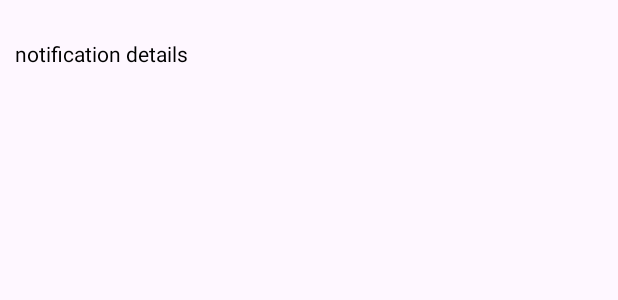
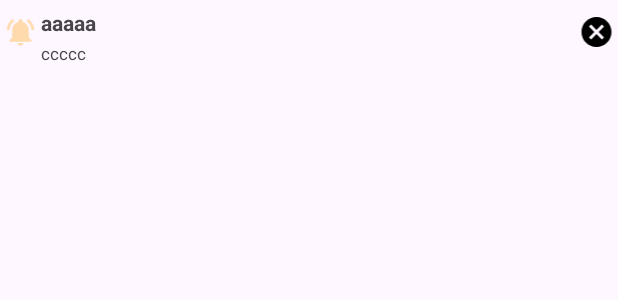
Before and after one commit to rezaulkhan111/Offline-Notification, an Android app: the layout alarm_notification_view.xml on its own in the app's theme, with its tools: preview values and no code run, on a phone screen of 412 x 824 dp. Shown: the top 300 px of the screen. Run offline under Robolectric (Android 15) with nearby library versions, the phone set to English and light mode, and no system bars.

Commit message:
notification complete

```diff
--- a/app/src/main/java/com/example/offline_notification/NotificationControl.kt
+++ b/app/src/main/java/com/example/offline_notification/NotificationControl.kt
@@ -54,12 +54,13 @@ object NotificationControl {
         val packageName = context.packageName
         val intent: Intent = pmAppManager.getLaunchIntentForPackage(packageName)!!
 
+
         return NotificationCompat.Builder(context, NOTIFICATION_CHANNEL_ID)
             .apply {
-                setSmallIcon(R.drawable.ic_launcher_foreground)
+                setSmallIcon(R.drawable.ic_notifi_icon)
                 setContentTitle(context.resources.getString(R.string.app_name))
                 setCustomContentView(generateCustomNotification(context, packageName))
-                setContentText("Notification Message")
+                setContentText("Notification Message Full name araf high")
                 setOngoing(false)
                 priority = NotificationCompat.PRIORITY_DEFAULT
                 setAutoCancel(true)
@@ -69,7 +70,7 @@ object NotificationControl {
                         context,
                         0,
                         intent,
-                        PendingIntent.FLAG_IMMUTABLE
+                        PendingIntent.FLAG_CANCEL_CURRENT or PendingIntent.FLAG_IMMUTABLE
                     )
                 )
             }
@@ -85,7 +86,7 @@ object NotificationControl {
         )
         notificationLayout.setTextViewText(
             R.id.tv_notification_message,
-            "message"
+            "Notification Message Full name araf high"
         )
         notificationLayout.setImageViewResource(
             R.id.iv_notification_dismiss,
--- /dev/null
+++ b/app/src/main/res/drawable-anydpi-v24/ic_notifi_icon.xml
@@ -0,0 +1,16 @@
+<vector xmlns:android="http://schemas.android.com/apk/res/android"
+    android:width="24dp"
+    android:height="24dp"
+    android:tint="#FEDAAC"
+    android:viewportWidth="24"
+    android:viewportHeight="24">
+    <group
+        android:scaleX="0.92"
+        android:scaleY="0.92"
+        android:translateX="0.96"
+        android:translateY="0.96">
+        <path
+            android:fillColor="@android:color/white"
+            android:pathData="M7.58,4.08L6.15,2.65C3.75,4.48 2.17,7.3 2.03,10.5h2c0.15,-2.65 1.51,-4.97 3.55,-6.42zM19.97,10.5h2c-0.15,-3.2 -1.73,-6.02 -4.12,-7.85l-1.42,1.43c2.02,1.45 3.39,3.77 3.54,6.42zM18,11c0,-3.07 -1.64,-5.64 -4.5,-6.32L13.5,4c0,-0.83 -0.67,-1.5 -1.5,-1.5s-1.5,0.67 -1.5,1.5v0.68C7.63,5.36 6,7.92 6,11v5l-2,2v1h16v-1l-2,-2v-5zM12,22c0.14,0 0.27,-0.01 0.4,-0.04 0.65,-0.14 1.18,-0.58 1.44,-1.18 0.1,-0.24 0.15,-0.5 0.15,-0.78h-4c0.01,1.1 0.9,2 2.01,2z" />
+    </group>
+</vector>
--- a/app/src/main/res/layout/alarm_notification_view.xml
+++ b/app/src/main/res/layout/alarm_notification_view.xml
@@ -1,66 +1,47 @@
 <?xml version="1.0" encoding="utf-8"?>
 <LinearLayout xmlns:android="http://schemas.android.com/apk/res/android"
-    xmlns:tools="http://schemas.android.com/tools"
-    android:layout_width="match_parent"
-    android:layout_height="wrap_content">
-
-    <LinearLayout
     android:layout_width="match_parent"
     android:layout_height="wrap_content"
+    android:gravity="center"
     android:orientation="horizontal"
     android:weightSum="3">
+
+    <ImageView
+        android:id="@+id/iv_notification_icon"
+        android:layout_width="0dp"
+        android:layout_height="wrap_content"
+        android:layout_weight="0.20"
+        android:contentDescription="@string/app_name"
+        android:src="@drawable/ic_notifi_icon" />
 
     <LinearLayout
         android:layout_width="0dp"
         android:layout_height="wrap_content"
-            android:layout_weight="2.50"
+        android:layout_weight="2.60"
         android:orientation="vertical">
-
-            <LinearLayout
-                android:layout_width="wrap_content"
-                android:layout_height="wrap_content"
-                android:layout_gravity="start"
-                android:layout_marginStart="10dp"
-                android:layout_marginTop="10dp"
-                android:orientation="horizontal">
-
-                <ImageView
-                    android:id="@+id/iv_notification_icon"
-                    android:layout_width="wrap_content"
-                    android:layout_height="wrap_content"
-                    android:contentDescription="@string/app_name" />
 
         <TextView
             android:id="@+id/tv_notification_title"
             android:layout_width="wrap_content"
-                    android:layout_height="match_parent"
-                    android:layout_marginStart="5dp"
-                    android:textSize="16sp" />
-            </LinearLayout>
+            android:layout_height="wrap_content"
+            android:paddingTop="5dp"
+            android:paddingBottom="3dp"
+            android:text="aaaaa"
+            android:textSize="14sp"
+            android:textStyle="bold" />
 
         <TextView
             android:id="@+id/tv_notification_message"
             android:layout_width="wrap_content"
             android:layout_height="wrap_content"
-                android:layout_marginStart="10dp"
-                android:layout_marginTop="16dp"
-                android:layout_marginBottom="20dp"
-                android:text="notification details"
-                android:textColor="@color/black" />
+            android:text="ccccc"
+            android:textSize="11sp" />
     </LinearLayout>
-
-        <LinearLayout
-            android:id="@+id/ll_notification_dismiss"
-            android:layout_width="0dp"
-            android:layout_height="match_parent"
-            android:layout_weight="0.50"
-            android:gravity="center"
-            android:orientation="vertical">
 
     <ImageView
         android:id="@+id/iv_notification_dismiss"
-                android:layout_width="wrap_content"
-                android:layout_height="wrap_content" />
+        android:layout_width="0dp"
+        android:layout_height="wrap_content"
+        android:layout_weight="0.20"
+        android:src="@drawable/ic_baseline_cancel_24" />
 </LinearLayout>
-    </LinearLayout>
-</LinearLayout>
```
Also changed, not shown: app/src/main/res/drawable-hdpi/ic_notifi_icon.png (added), app/src/main/res/drawable-mdpi/ic_notifi_icon.png (added), app/src/main/res/drawable-xhdpi/ic_notifi_icon.png (added), app/src/main/res/drawable-xxhdpi/ic_notifi_icon.png (added). Lines whose indentation alone changed are shown as unchanged.
